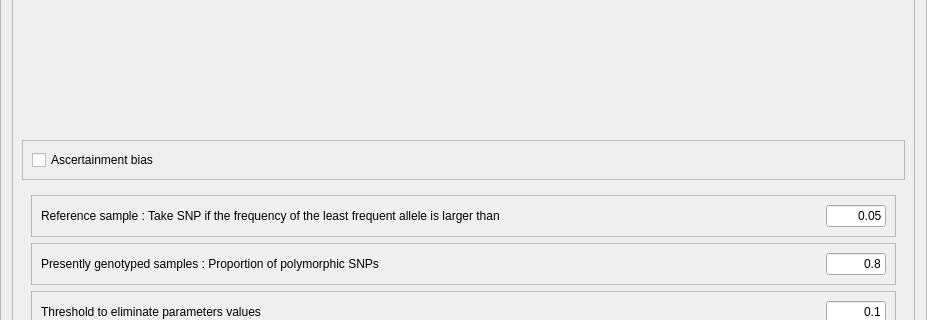
cbgp/diyabc, file python_interface/uis/controlAscertBias.ui: the form before one commit; both pictures show x 0 to 927 and y 157 to 477 of the 927 by 738 pixel window.
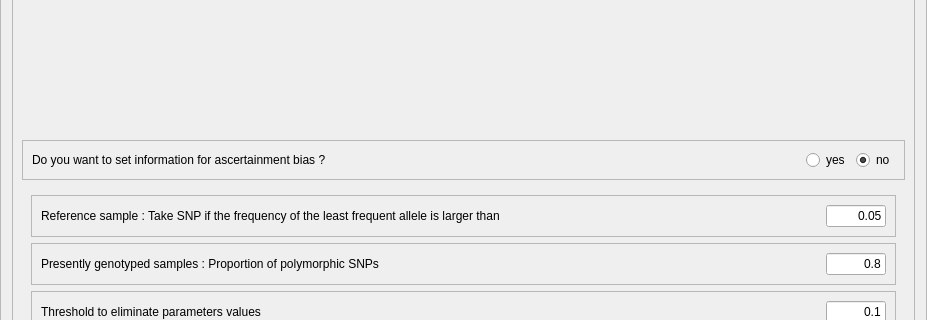
The form after the commit.

Commit message: changement activation asc bias projet SNP

Patch:
```diff
--- a/python_interface/uis/controlAscertBias.ui
+++ b/python_interface/uis/controlAscertBias.ui
@@ -86,7 +86,7 @@
             <x>0</x>
             <y>0</y>
             <width>897</width>
-            <height>639</height>
+            <height>638</height>
            </rect>
           </property>
           <layout class="QVBoxLayout" name="verticalLayout_3">
@@ -113,9 +113,39 @@
              </property>
              <layout class="QHBoxLayout" name="horizontalLayout_4">
               <item>
-               <widget class="QCheckBox" name="ascCheck">
+               <widget class="QLabel" name="label">
                 <property name="text">
-                 <string>Ascertainment bias</string>
+                 <string>Do you want to set information for ascertainment bias ?</string>
+                </property>
+               </widget>
+              </item>
+              <item>
+               <spacer name="horizontalSpacer_4">
+                <property name="orientation">
+                 <enum>Qt::Horizontal</enum>
+                </property>
+                <property name="sizeHint" stdset="0">
+                 <size>
+                  <width>40</width>
+                  <height>20</height>
+                 </size>
+                </property>
+               </spacer>
+              </item>
+              <item>
+               <widget class="QRadioButton" name="ascYesRadio">
+                <property name="text">
+                 <string>yes</string>
+                </property>
+               </widget>
+              </item>
+              <item>
+               <widget class="QRadioButton" name="ascNoRadio">
+                <property name="text">
+                 <string>no</string>
+                </property>
+                <property name="checked">
+                 <bool>true</bool>
                 </property>
                </widget>
               </item>
```
The commit also changes 2 other files.
